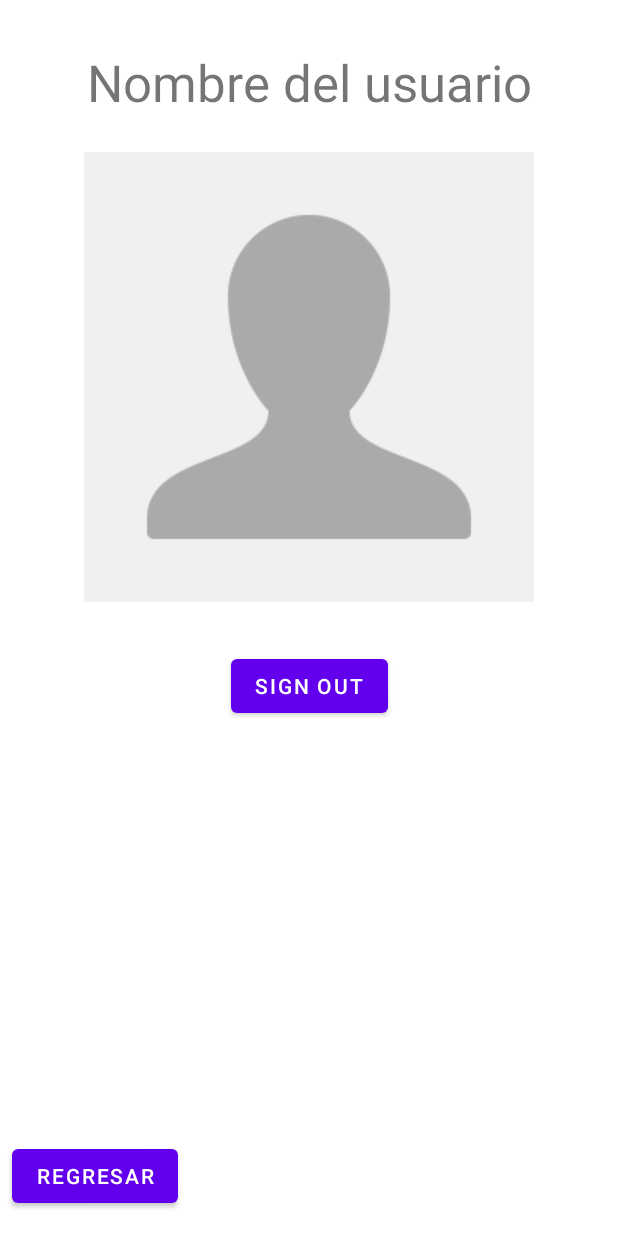
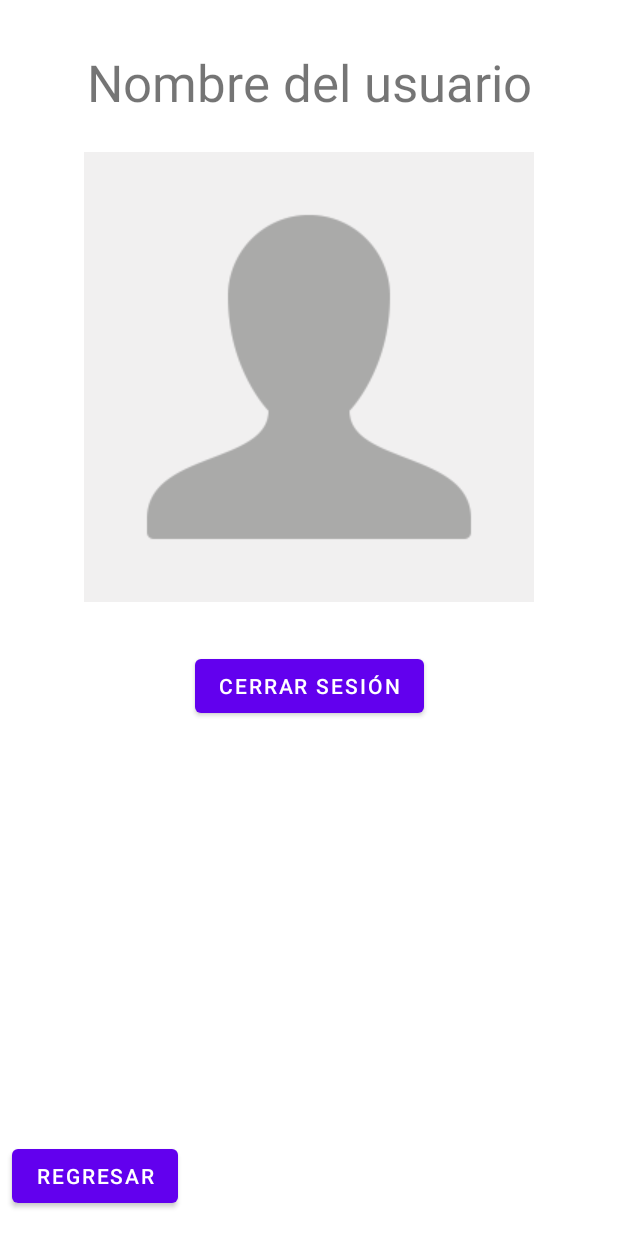
Before and after one commit to JulioLugo00/GestorDeViajes, an Android app: the screen it shows after launch once a user with an empty profile is signed in (UsuarioActivity), after a tap on an icon or button, on a phone screen of 412 x 824 dp. Run offline under Robolectric (Android 15) with nearby library versions, the phone set to English and light mode, and no system bars; our stand-ins replace Firebase (no records; nobody signed in at launch, a user with empty details on screens opened directly), navigation-ui; libraries missing offline, so code that uses them is left out: com.firebase.ui; pictures from the network do not load.

Commit message:
log in de primeras

```diff
--- /dev/null
+++ b/app/src/main/java/mx/itesm/noobmasters/gestordeviajes/LogInActivity.kt
@@ -0,0 +1,87 @@
+package mx.itesm.noobmasters.gestordeviajes
+
+import android.content.Intent
+import androidx.appcompat.app.AppCompatActivity
+import android.os.Bundle
+import com.firebase.ui.auth.AuthUI
+import com.firebase.ui.auth.IdpResponse
+import com.google.firebase.auth.FirebaseAuth
+import mx.itesm.noobmasters.gestordeviajes.databinding.ActivityLogInBinding
+
+class LogInActivity : AppCompatActivity() {
+
+    private lateinit var binding: ActivityLogInBinding
+
+    private val CODIGO_SIGNIN = 100
+    private val mAuth = FirebaseAuth.getInstance()
+
+    override fun onCreate(savedInstanceState: Bundle?) {
+        super.onCreate(savedInstanceState)
+        setContentView(R.layout.activity_usuario)
+
+        binding = ActivityLogInBinding.inflate(layoutInflater)
+        setContentView(binding.root)
+
+        supportActionBar?.hide()
+        configurarEventos()
+    }
+
+    override fun onStart(){
+        super.onStart()
+        val usuario = mAuth.currentUser
+        if (usuario != null) {
+            println("INICIA: ${usuario?.displayName}")
+            println("Correo: ${usuario?.email}")
+            println("UID: ${usuario?.uid}")
+            val intMain2 = Intent(this, MainActivity2::class.java)
+            startActivity(intMain2)
+        } else {
+            println("Hacer SignIn")
+        }
+    }
+
+    private fun autenticar() {
+        val providers =
+            arrayListOf(AuthUI.IdpConfig.GoogleBuilder().build())
+        startActivityForResult(
+            AuthUI.getInstance()
+                .createSignInIntentBuilder()
+                .setAvailableProviders(providers)
+                .build(),
+            CODIGO_SIGNIN
+        )
+
+    }
+
+    private fun configurarEventos() {
+        binding.btnSignIn.setOnClickListener{
+            autenticar()
+        }
+    }
+
+    override fun onActivityResult(requestCode: Int, resultCode: Int, data: Intent?) {
+        super.onActivityResult(requestCode, resultCode, data)
+        if (requestCode == CODIGO_SIGNIN) {
+            when (resultCode) {
+                RESULT_OK -> {
+                    val usuario = FirebaseAuth.getInstance().currentUser
+                    println("Bienvenido: ${usuario?.displayName}")
+                    println("Correo: ${usuario?.email}")
+                    println("Correo: ${usuario?.uid}")
+                    val intMain2 = Intent(this, MainActivity2::class.java)
+                    startActivity(intMain2)
+                }
+                RESULT_CANCELED -> {
+                    println("Cancelado...")
+                    val response = IdpResponse.fromResultIntent(data)
+                    println("Error:${response?.error?.localizedMessage}")
+                }
+                else -> {
+                    val response = IdpResponse.fromResultIntent(data)
+                    println("Error:${response?.error?.errorCode}")
+                }
+            }
+        }
+    }
+
+}
--- a/app/src/main/java/mx/itesm/noobmasters/gestordeviajes/MainActivity.kt
+++ b/app/src/main/java/mx/itesm/noobmasters/gestordeviajes/MainActivity.kt
@@ -28,8 +28,8 @@ class MainActivity : AppCompatActivity() {
     }
 
     private fun cambiarPantalla() {
-        val intPrincipal = Intent(this, MainActivity2::class.java)
-        startActivity(intPrincipal)
+        val intLogIn = Intent(this, LogInActivity::class.java)
+        startActivity(intLogIn)
         //Destruye la pantalla, esta actividad (Slash Activity)
         this.finish()
     }
--- a/app/src/main/java/mx/itesm/noobmasters/gestordeviajes/UsuarioActivity.kt
+++ b/app/src/main/java/mx/itesm/noobmasters/gestordeviajes/UsuarioActivity.kt
@@ -3,7 +3,6 @@ package mx.itesm.noobmasters.gestordeviajes
 import android.content.Intent
 import androidx.appcompat.app.AppCompatActivity
 import android.os.Bundle
-import androidx.core.view.isVisible
 import androidx.navigation.findNavController
 import androidx.navigation.ui.AppBarConfiguration
 import androidx.navigation.ui.setupActionBarWithNavController
@@ -19,9 +18,6 @@ class UsuarioActivity : AppCompatActivity() {
 
     private lateinit var binding: ActivityUsuarioBinding
 
-    private val CODIGO_SIGNIN = 100
-    private val mAuth = FirebaseAuth.getInstance()
-
     override fun onCreate(savedInstanceState: Bundle?) {
         super.onCreate(savedInstanceState)
         setContentView(R.layout.activity_usuario)
@@ -32,84 +28,18 @@ class UsuarioActivity : AppCompatActivity() {
         supportActionBar?.hide()
         configurarEventos()
     }
-
-    override fun onStart(){
-        super.onStart()
-        val usuario = mAuth.currentUser
-        if (usuario != null) {
-            println("INICIA: ${usuario?.displayName}")
-            println("Correo: ${usuario?.email}")
-            println("UID: ${usuario?.uid}")
-            mostrarDatos()
-        } else {
-            ocultarDatos()
-            println("Hacer SignIn")
-        }
-    }
-
-    private fun ocultarDatos() {
-        binding.linearLayout3.isVisible = false
-        binding.imageView5.isVisible = false
-        binding.btnSignOut.isVisible = false
-        binding.btnSignIn.isVisible = true
-    }
-    private fun mostrarDatos() {
-        binding.linearLayout3.isVisible = true
-        binding.imageView5.isVisible = true
-        binding.btnSignOut.isVisible = true
-        binding.btnSignIn.isVisible = false
-    }
-
-    private fun autenticar() {
-        val providers =
-            arrayListOf(AuthUI.IdpConfig.GoogleBuilder().build())
-        startActivityForResult(
-            AuthUI.getInstance()
-                .createSignInIntentBuilder()
-                .setAvailableProviders(providers)
-                .build(),
-            CODIGO_SIGNIN
-        )
-        mostrarDatos()
-    }
-
     private fun configurarEventos() {
         binding.btnRegresar.setOnClickListener{
             val intMain2 = Intent(this, MainActivity2::class.java)
             startActivity(intMain2)
         }
 
-        binding.btnSignIn.setOnClickListener{
-            autenticar()
-        }
         binding.btnSignOut.setOnClickListener{
             AuthUI.getInstance().signOut(this)
-            ocultarDatos()
+            val intLogIn = Intent(this, LogInActivity::class.java)
+            startActivity(intLogIn)
         }
     }
 
-    override fun onActivityResult(requestCode: Int, resultCode: Int, data: Intent?) {
-        super.onActivityResult(requestCode, resultCode, data)
-        if (requestCode == CODIGO_SIGNIN) {
-            when (resultCode) {
-                RESULT_OK -> {
-                    val usuario = FirebaseAuth.getInstance().currentUser
-                    println("Bienvenido: ${usuario?.displayName}")
-                    println("Correo: ${usuario?.email}")
-                    println("Correo: ${usuario?.uid}")
-                    // Lanzar otra actividad
-                }
-                RESULT_CANCELED -> {
-                    println("Cancelado...")
-                    val response = IdpResponse.fromResultIntent(data)
-                    println("Error:${response?.error?.localizedMessage}")
-                }
-                else -> {
-                    val response = IdpResponse.fromResultIntent(data)
-                    println("Error:${response?.error?.errorCode}")
-                }
-            }
-        }
-    }
 
 }
--- a/app/src/main/res/layout/activity_usuario.xml
+++ b/app/src/main/res/layout/activity_usuario.xml
@@ -38,23 +38,13 @@
         app:layout_constraintTop_toBottomOf="@+id/linearLayout3"
         app:srcCompat="@drawable/default_profile" />
 
-    <com.google.android.gms.common.SignInButton
-        android:id="@+id/btnSignIn"
-        android:layout_width="159dp"
-        android:layout_height="77dp"
-        android:text="Sign In"
-        app:layout_constraintBottom_toBottomOf="parent"
-        app:layout_constraintEnd_toEndOf="parent"
-        app:layout_constraintStart_toStartOf="parent"
-        app:layout_constraintTop_toTopOf="parent" />
-
 
     <Button
         android:id="@+id/btnSignOut"
         android:layout_width="wrap_content"
         android:layout_height="wrap_content"
         android:layout_marginTop="32dp"
-        android:text="Sign Out"
+        android:text="Cerrar sesión"
         app:layout_constraintEnd_toEndOf="parent"
         app:layout_constraintStart_toStartOf="parent"
         app:layout_constraintTop_toBottomOf="@+id/imageView5" />
--- /dev/null
+++ b/app/src/main/res/values-land/dimens.xml
@@ -0,0 +1,3 @@
+<resources>
+    <dimen name="fab_margin">48dp</dimen>
+</resources>
--- /dev/null
+++ b/app/src/main/res/values-w1240dp/dimens.xml
@@ -0,0 +1,3 @@
+<resources>
+    <dimen name="fab_margin">200dp</dimen>
+</resources>
--- /dev/null
+++ b/app/src/main/res/values-w600dp/dimens.xml
@@ -0,0 +1,3 @@
+<resources>
+    <dimen name="fab_margin">48dp</dimen>
+</resources>
--- a/app/src/main/res/values/dimens.xml
+++ b/app/src/main/res/values/dimens.xml
@@ -2,4 +2,5 @@
     <!-- Default screen margins, per the Android Design guidelines. -->
     <dimen name="activity_horizontal_margin">16dp</dimen>
     <dimen name="activity_vertical_margin">16dp</dimen>
+    <dimen name="fab_margin">16dp</dimen>
 </resources>
--- a/app/src/main/res/values/themes.xml
+++ b/app/src/main/res/values/themes.xml
@@ -13,4 +13,13 @@
         <item name="android:statusBarColor" tools:targetApi="l">?attr/colorPrimaryVariant</item>
         <!-- Customize your theme here. -->
     </style>
+
+    <style name="Theme.GestorDeViajes.NoActionBar">
+        <item name="windowActionBar">false</item>
+        <item name="windowNoTitle">true</item>
+    </style>
+
+    <style name="Theme.GestorDeViajes.AppBarOverlay" parent="ThemeOverlay.AppCompat.Dark.ActionBar" />
+
+    <style name="Theme.GestorDeViajes.PopupOverlay" parent="ThemeOverlay.AppCompat.Light" />
 </resources>
```
Also changed, not shown: app/src/main/AndroidManifest.xml (+9 -2 lines), app/src/main/res/layout/activity_log_in.xml (added, +28 -0 lines), app/src/main/res/navigation/nav_graph.xml (added, +28 -0 lines), app/src/main/res/values/strings.xml (+9 -0 lines).
